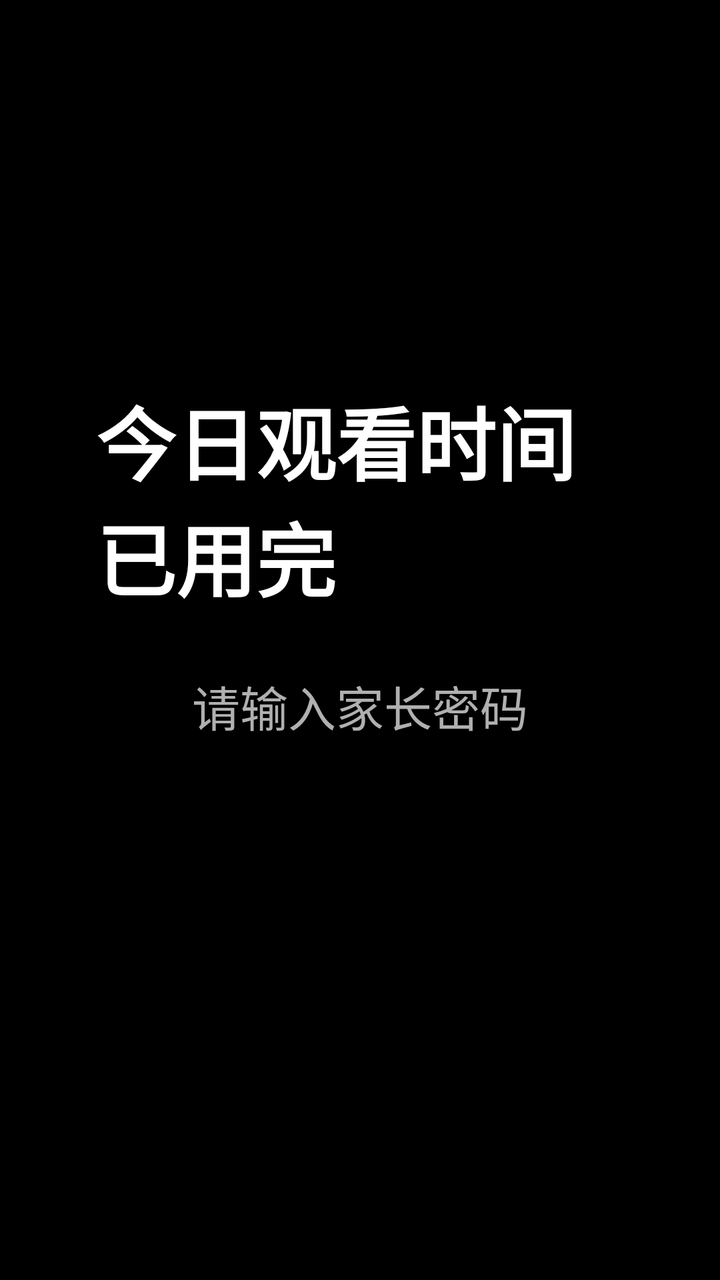
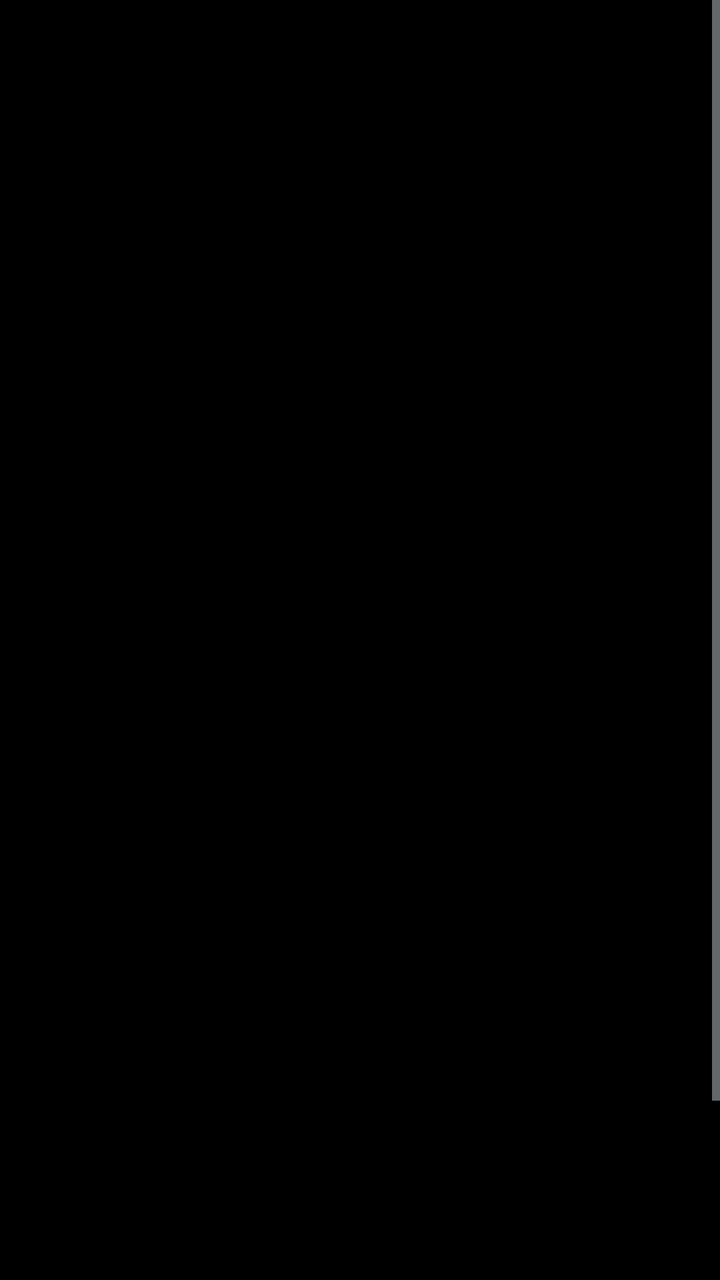

Before-and-after screenshots of an Android layout around one commit, followed by the original layout XML and the change that was made.
<!-- AndroidManifest.xml: application theme android:Theme.DeviceDefault.NoActionBar -->
<!-- res/layout/lock_screen.xml -->
<?xml version="1.0" encoding="utf-8"?>
<LinearLayout xmlns:android="http://schemas.android.com/apk/res/android"
    android:layout_width="match_parent"
    android:layout_height="match_parent"
    android:background="#000000"
    android:gravity="center"
    android:orientation="vertical"
    android:padding="48dp">

    <TextView
        android:id="@+id/lock_title"
        android:layout_width="wrap_content"
        android:layout_height="wrap_content"
        android:text="今日观看时间已用完"
        android:textColor="#FFFFFF"
        android:textSize="40sp"
        android:textStyle="bold" />

    <TextView
        android:id="@+id/lock_prompt"
        android:layout_width="wrap_content"
        android:layout_height="wrap_content"
        android:layout_marginTop="28dp"
        android:text="请输入家长密码"
        android:textColor="#B0B0B0"
        android:textSize="24sp" />

    <TextView
        android:id="@+id/lock_input"
        android:layout_width="wrap_content"
        android:layout_height="wrap_content"
        android:layout_marginTop="18dp"
        android:letterSpacing="0.3"
        android:minHeight="60dp"
        android:text=""
        android:textColor="#4FC3F7"
        android:textSize="44sp"
        android:textStyle="bold" />
</LinearLayout>
<!-- resources referenced by this layout -->
<resources>

</resources>

<!-- the commit's change to res/layout/lock_screen.xml (unified diff, before → after) -->
@@ -1,39 +1,75 @@
 <?xml version="1.0" encoding="utf-8"?>
-<LinearLayout xmlns:android="http://schemas.android.com/apk/res/android"
+<ScrollView xmlns:android="http://schemas.android.com/apk/res/android"
     android:layout_width="match_parent"
     android:layout_height="match_parent"
     android:background="#000000"
-    android:gravity="center"
-    android:orientation="vertical"
-    android:padding="48dp">
+    android:fillViewport="true">
 
-    <TextView
-        android:id="@+id/lock_title"
-        android:layout_width="wrap_content"
+    <LinearLayout
+        android:id="@+id/lock_content"
+        android:layout_width="match_parent"
         android:layout_height="wrap_content"
-        android:text="今日观看时间已用完"
-        android:textColor="#FFFFFF"
-        android:textSize="40sp"
-        android:textStyle="bold" />
+        android:gravity="center"
+        android:orientation="horizontal"
+        android:padding="24dp">
 
-    <TextView
-        android:id="@+id/lock_prompt"
-        android:layout_width="wrap_content"
-        android:layout_height="wrap_content"
-        android:layout_marginTop="28dp"
-        android:text="请输入家长密码"
-        android:textColor="#B0B0B0"
-        android:textSize="24sp" />
+        <LinearLayout
+            android:id="@+id/lock_details"
+            android:layout_width="0dp"
+            android:layout_height="wrap_content"
+            android:layout_weight="1"
+            android:orientation="vertical"
+            android:paddingEnd="24dp">
 
-    <TextView
-        android:id="@+id/lock_input"
-        android:layout_width="wrap_content"
-        android:layout_height="wrap_content"
-        android:layout_marginTop="18dp"
-        android:letterSpacing="0.3"
-        android:minHeight="60dp"
-        android:text=""
-        android:textColor="#4FC3F7"
-        android:textSize="44sp"
-        android:textStyle="bold" />
-</LinearLayout>
+            <TextView
+                android:id="@+id/lock_title"
+                android:layout_width="match_parent"
+                android:layout_height="wrap_content"
+                android:text="今日观看时间已用完"
+                android:textColor="#FFFFFF"
+                android:textSize="32sp"
+                android:textStyle="bold" />
+
+            <TextView
+                android:id="@+id/lock_prompt"
+                android:layout_width="match_parent"
+                android:layout_height="wrap_content"
+                android:layout_marginTop="16dp"
+                android:text="请输入家长密码"
+                android:textColor="#B0B0B0"
+                android:textSize="20sp" />
+
+            <TextView
+                android:id="@+id/lock_input"
+                android:layout_width="match_parent"
+                android:layout_height="wrap_content"
+                android:layout_marginTop="12dp"
+                android:letterSpacing="0.3"
+                android:minHeight="48dp"
+                android:textColor="#4FC3F7"
+                android:textSize="36sp"
+                android:textStyle="bold" />
+        </LinearLayout>
+
+        <LinearLayout
+            android:id="@+id/keypad_column"
+            android:layout_width="320dp"
+            android:layout_height="wrap_content"
+            android:orientation="vertical">
+
+            <LinearLayout
+                android:id="@+id/keypad_container"
+                android:layout_width="match_parent"
+                android:layout_height="wrap_content"
+                android:orientation="vertical" />
+
+            <Button
+                android:id="@+id/parent_manage"
+                android:layout_width="match_parent"
+                android:layout_height="48dp"
+                android:layout_marginTop="12dp"
+                android:text="家长管理"
+                android:visibility="gone" />
+        </LinearLayout>
+    </LinearLayout>
+</ScrollView>
